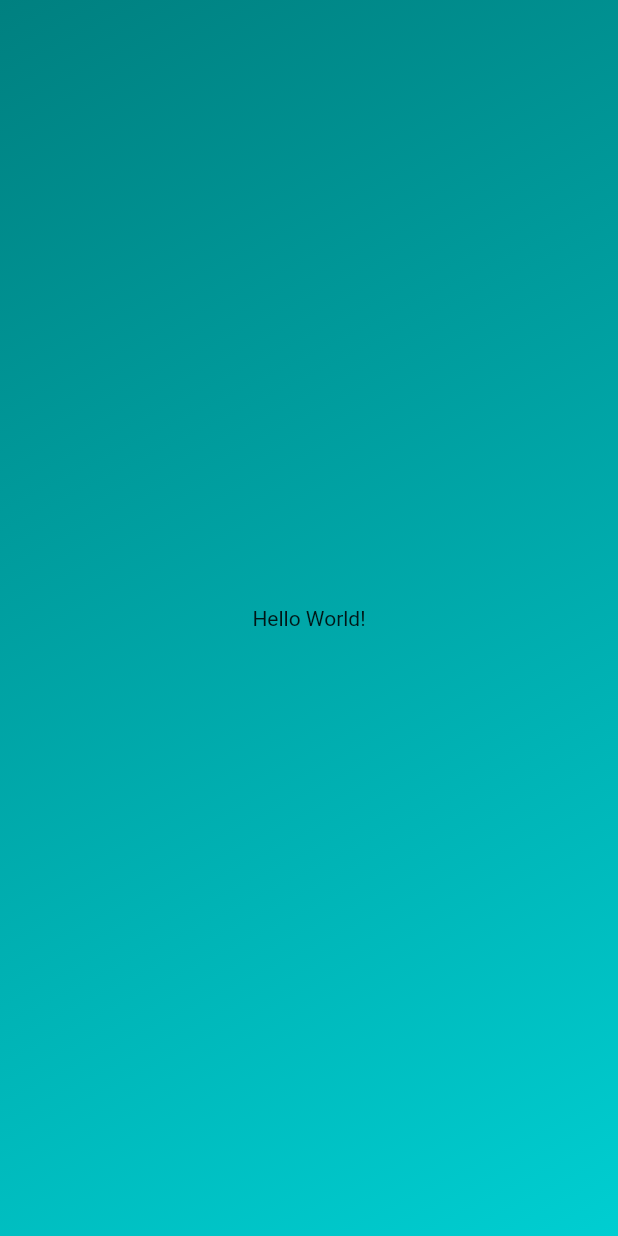
After one commit to bluegrass322/learn-flutter, a Flutter app: the screen it shows after launch, on a phone screen of 412 x 824 dp. The commit adds this screen. Run offline on Flutter 3.47's test engine with Material 2 defaults, Android fonts, the phone set to English and light mode, and no system bars.

Commit message:
create GradientContainer widget

```diff
--- /dev/null
+++ b/first_app/lib/components/gradient_container.dart
@@ -0,0 +1,24 @@
+import 'package:flutter/material.dart';
+
+class GradientContainer extends StatelessWidget {
+  const GradientContainer({super.key});
+
+  @override
+  Widget build(context) {
+    return Container(
+      decoration: const BoxDecoration(
+        gradient: LinearGradient(
+          colors: [
+            Color.fromRGBO(0, 128, 128, 1),
+            Color.fromRGBO(0, 206, 209, 1),
+          ],
+          begin: Alignment.topLeft,
+          end: Alignment.bottomRight,
+        )
+      ),
+      child: const Center(
+        child: Text('Hello World!'),
+      ),
+    );
+  }
+}
```
Also changed, not shown: first_app/lib/main.dart (+3 -16 lines).
